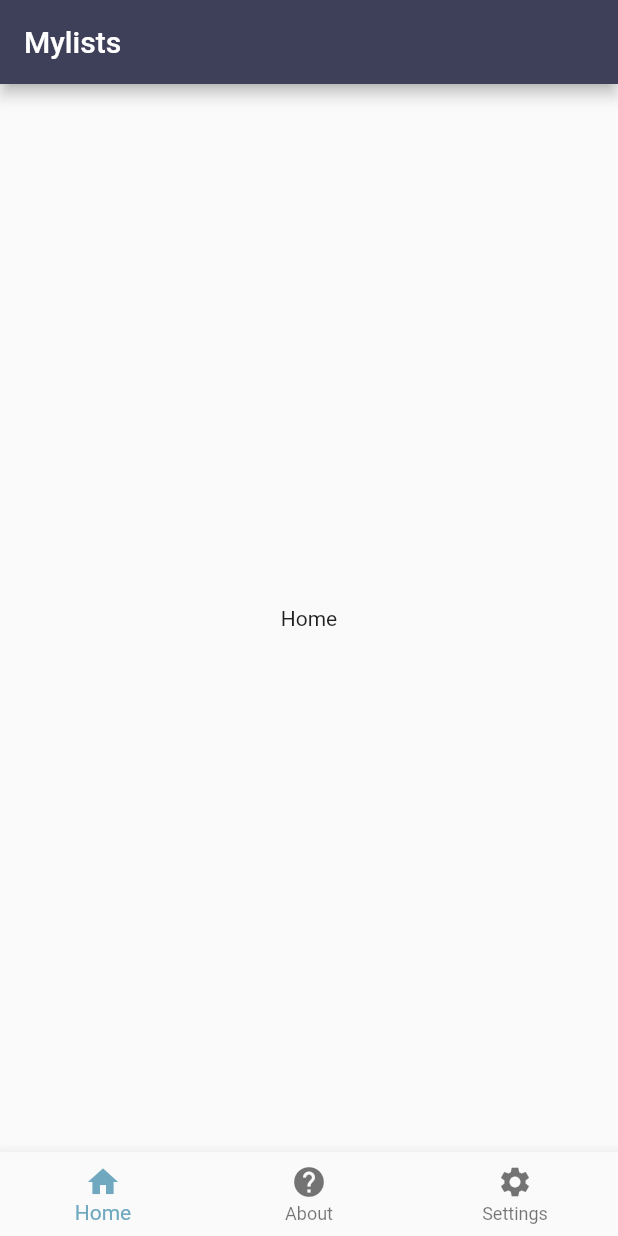
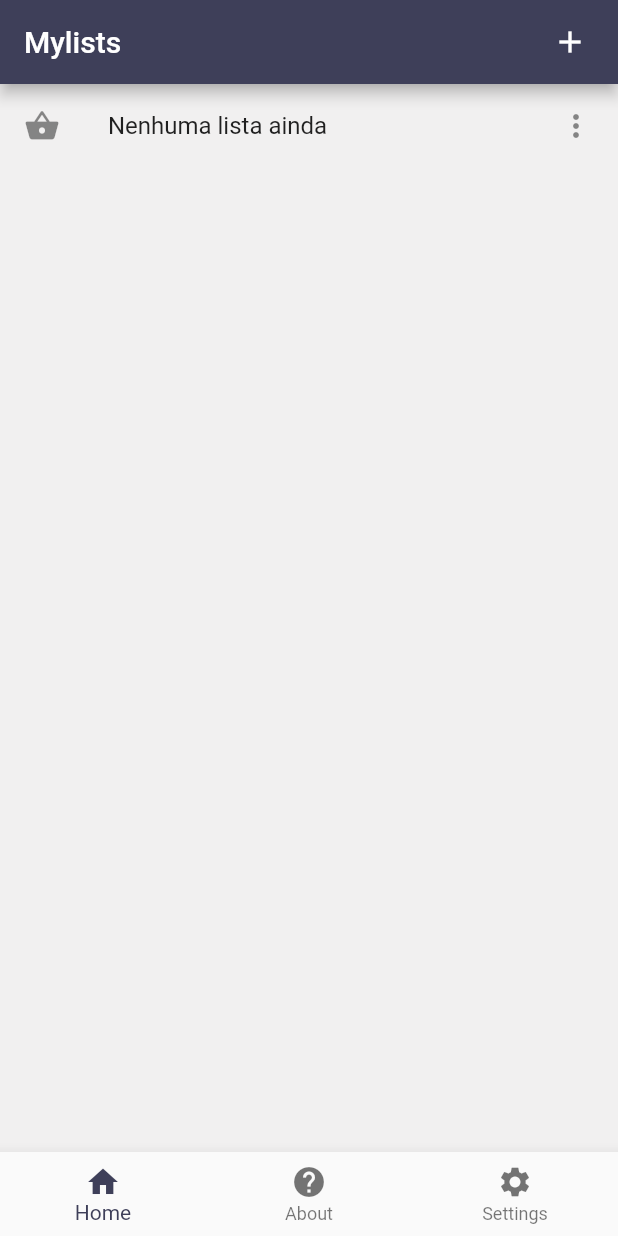
Before and after one commit to CristovJobs/myListFlutter, a Flutter app: the screen it shows after launch, on a phone screen of 412 x 824 dp. Run offline on Flutter 3.47's test engine with Material 2 defaults, Android fonts, the phone set to English and light mode, and no system bars.

Commit message:
mas alteracoes

```diff
--- /dev/null
+++ b/mylists/lib/helpers/PrincipalList.dart
@@ -0,0 +1,36 @@
+import 'package:flutter/material.dart';
+
+
+class PrincipalList extends StatefulWidget{
+
+ static List<Widget> items = List<Widget>();
+
+  @override
+  _PrincipalListState createState()=>_PrincipalListState();
+
+}
+class _PrincipalListState  extends State<PrincipalList>{
+  @override
+  Widget build(BuildContext context) {
+
+    List<Widget> values = List<Widget>();
+
+    if(PrincipalList.items.length ==  0){
+
+     values.add(ListTile(
+     leading: Icon(Icons.shopping_basket),
+     title: Text('Nenhuma lista ainda'),
+     // subtitle: Text('I am now my car is very fast'),
+      trailing: Icon(Icons.more_vert),
+
+     ));
+    }
+
+
+    return  ListView(
+     shrinkWrap: true,
+     children: (PrincipalList.items.length == 0)? values :PrincipalList.items
+
+    );
+  }
+}
--- /dev/null
+++ b/mylists/lib/layouts/cores.dart
@@ -0,0 +1,17 @@
+import 'package:flutter/material.dart';
+
+class Cores {
+
+  //Todas cores da aplicacao
+  static Color primary({double opacity: 1}) => Color.fromRGBO(62, 63, 89, opacity);
+  static Color secondary({double opacity: 1}) => Color.fromRGBO(111, 168, 191, opacity);
+  static Color light({double opacity: 1}) => Color.fromRGBO(242, 234, 228, opacity);
+  static Color dark({double opacity: 1}) => Color.fromRGBO(51, 51, 51, opacity);
+
+  static Color danger({double opacity: 1}) => Color.fromRGBO(217, 74, 74, opacity);
+  static Color sucess({double opacity: 1}) => Color.fromRGBO(6, 166, 59, opacity);
+  static Color info({double opacity: 1}) => Color.fromRGBO(0, 122, 166, opacity);
+  static Color werning({double opacity: 1}) => Color.fromRGBO(166, 134, 0, opacity);
+  static Color lightWhite({double opacity: 1}) => Color.fromRGBO(241, 240, 240, opacity);
+
+}
--- a/mylists/lib/layouts/layout.dart
+++ b/mylists/lib/layouts/layout.dart
@@ -4,16 +4,17 @@ import 'package:flutter/widgets.dart';
 import 'package:mylists/telas/config.dart';
 import 'package:mylists/telas/home..dart';
 import 'package:mylists/telas/about.dart';
+import 'package:mylists/layouts/cores.dart';
+import 'package:mylists/layouts/textos.dart';
+import 'package:mylists/helpers/PrincipalList.dart';
+
 
 
 class Layout {
+  static final telas = [TelaPrincipal.tag, TelaSobre.tag, TelaConfig.tag];
+  static int curretItem = 0;
 
-  static final telas = [
-    TelaPrincipal.tag,
-    TelaSobre.tag,
-    TelaConfig.tag
-  ];
-  static int curretItem = 0;
+
   //conteudo statico
   static Scaffold getContent(BuildContext context, content) {
 
@@ -21,41 +22,106 @@ class Layout {
     return Scaffold(
       //criando o appbar
       appBar: AppBar(
-       title: Text("Mylists"),
-       backgroundColor:Layout.primary(),
-
-
+        title: Text(Textos.tituloApp),
+        backgroundColor: Cores.primary(),
+        actions: _getActions(context),
       ),
       //inserindo o body que é o corpo do nosso layoout
       //ele recebe o nosso content do nosso metodo statico
       bottomNavigationBar: BottomNavigationBar(
           currentIndex: curretItem,
-       fixedColor:secondary(),
+          fixedColor: Cores.primary(),
           items: <BottomNavigationBarItem>[
-
-          BottomNavigationBarItem( icon:Icon(Icons.home), title: Text("Home")),
-          BottomNavigationBarItem( icon:Icon(Icons.help), title: Text("About")),
-          BottomNavigationBarItem( icon:Icon(Icons.settings), title: Text("Settings"))
+            BottomNavigationBarItem( icon: Icon(Icons.home),title: Text( "Home")),
+            BottomNavigationBarItem(icon: Icon(Icons.help), title: Text("About")),
+            BottomNavigationBarItem(icon: Icon(Icons.settings), title: Text("Settings"))
           ],
-       onTap: (int i){
+          onTap: (int i) {
             //print(i);
             curretItem = i;
             Navigator.of(context).pushNamed(telas[curretItem]);
-       }
-     ),
+          }),
       body: content,
+      backgroundColor: Cores.lightWhite(),
     );
   }
-   //cores da aplicacao
-  static Color primary({double opacity: 1}) => Color.fromRGBO(62, 63, 89, opacity);
-  static Color secondary({double opacity: 1}) => Color.fromRGBO(111, 168, 191, opacity);
-  static Color light({double opacity: 1}) => Color.fromRGBO(242, 234, 228, opacity);
-  static Color dark({double opacity: 1}) => Color.fromRGBO(51, 51, 51, opacity);
+  static List<Widget> _getActions(BuildContext context){
+    List<Widget> items = List<Widget>();
 
-  static Color danger({double opacity: 1}) => Color.fromRGBO(217, 74, 74, opacity);
-  static Color sucess({double opacity: 1}) => Color.fromRGBO(6, 166, 59, opacity);
-  static Color info({double opacity: 1}) => Color.fromRGBO(0, 122, 166, opacity);
-  static Color werning({double opacity: 1}) => Color.fromRGBO(166, 134, 0, opacity);
+    if (telas[curretItem] != TelaPrincipal.tag) {
 
+      return items;
 
     }
+
+    final TextEditingController _c = TextEditingController();
+
+    items.add(
+      GestureDetector(
+            onTap: () {
+              //start alert dialog
+              showDialog(
+                  context: context,
+                  barrierDismissible: true,
+                  builder: (BuildContext ctx) {
+
+                    final inputText = TextField(
+                      controller: _c,
+                      decoration: InputDecoration(
+                        hintText: 'Nome do item',
+                        contentPadding: EdgeInsets.fromLTRB(20, 10, 20, 10),
+                        border: OutlineInputBorder(
+                          borderRadius: BorderRadius.circular(5)
+                        ),
+                      ),
+                    );
+                    return AlertDialog(
+                      title: Text(Textos.newList),
+                      content: SingleChildScrollView(
+                        child: ListBody(
+                          children: <Widget>[
+                             inputText
+                          ],
+                        ),
+                        padding: EdgeInsets.only(right: 0),
+                      ),
+
+                      actions: <Widget>[
+                        RaisedButton(
+                          color: Cores.danger(),
+                           onPressed: () {
+                            Navigator.of(ctx).pop();
+                          },
+
+                          child: Text(Textos.cancel, style: TextStyle(color: Cores.light())),
+                        ),
+                        RaisedButton(
+                          color: Cores.primary(),
+                          onPressed: () {
+
+                             PrincipalList.items.add(
+                             ListTile(
+                             leading: Icon(Icons.shopping_basket),
+                             title: Text(_c.text),
+                            // subtitle: Text('I am now my car is very fast'),
+                             trailing: Icon(Icons.more_vert),
+                                )
+                            );
+
+                            Navigator.of(ctx).pushNamed(TelaPrincipal.tag);
+                          },
+                          child: Text(Textos.adding, style: TextStyle(color: Cores.light()),),
+                          ),
+
+                      ],
+                    );
+                  });
+                 },
+            child: Icon(Icons.add),
+            ),
+          );
+       items.add(Padding(padding: EdgeInsets.only(right: 20)));
+    return items;
+  }
+
+}
--- /dev/null
+++ b/mylists/lib/layouts/textos.dart
@@ -0,0 +1,10 @@
+
+class Textos{
+
+static String tituloApp = "Mylists";
+static String newList = "New List";
+static String cancel = "Cancel";
+static String adding = "Adding";
+static String name = "Name";
+
+}
--- a/mylists/lib/main.dart
+++ b/mylists/lib/main.dart
@@ -1,8 +1,9 @@
 import 'package:flutter/material.dart';
+import 'package:mylists/layouts/cores.dart';
 import 'telas/about.dart';
 import 'telas/config.dart';
-import 'layouts/layout.dart';
 import 'telas/home..dart';
+import 'layouts/textos.dart';
 
 void main()=>runApp(MyLists());
 
@@ -21,13 +22,13 @@ class MyLists extends StatelessWidget{
 
     return MaterialApp(
       //============= tema padrao
-      title: 'MyLists',
+      title: Textos.tituloApp,
       theme: ThemeData(
         //A cor principal da App
-        primaryColor: Layout.primary(),
-        accentColor: Layout.secondary(),
-        textTheme: TextTheme(headline: TextStyle(fontSize: 72, fontWeight: FontWeight.bold),
-        title: TextStyle(fontSize: 36, fontStyle: FontStyle.italic, color: Colors.blueGrey ),
+        primaryColor: Cores.primary(),
+        accentColor: Cores.secondary(),
+        textTheme: TextTheme(headline: TextStyle(fontSize: 48, fontWeight: FontWeight.bold),
+        title: TextStyle(fontSize: 22, fontStyle: FontStyle.normal, color: Cores.primary()),
         body1: TextStyle(fontSize: 14)
         ),
       ),
--- a/mylists/lib/telas/home..dart
+++ b/mylists/lib/telas/home..dart
@@ -1,7 +1,7 @@
 import 'package:flutter/material.dart';
 import 'package:flutter/widgets.dart';
 import 'package:mylists/layouts/layout.dart';
-import 'package:mylists/telas/about.dart';
+import 'package:mylists/helpers/PrincipalList.dart';
 
 //Essa é a tela principal da aplicação
 class TelaPrincipal extends StatelessWidget{
@@ -11,8 +11,8 @@ class TelaPrincipal extends StatelessWidget{
   @override
   Widget build(BuildContext context) {
 
-    final content = Center(child: Text("Home")
-    );
+   //criando uma listagens de itens
+    final content = PrincipalList();
 
     return Layout.getContent(context, content);
   }
```
Lines whose indentation alone changed are shown as unchanged.
